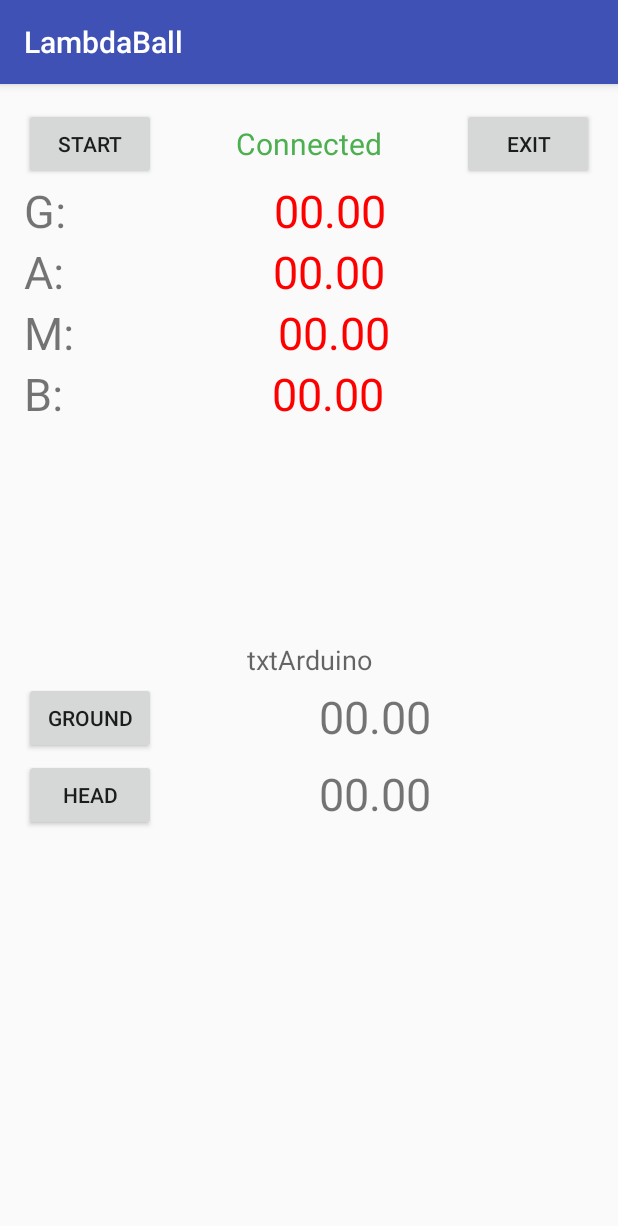
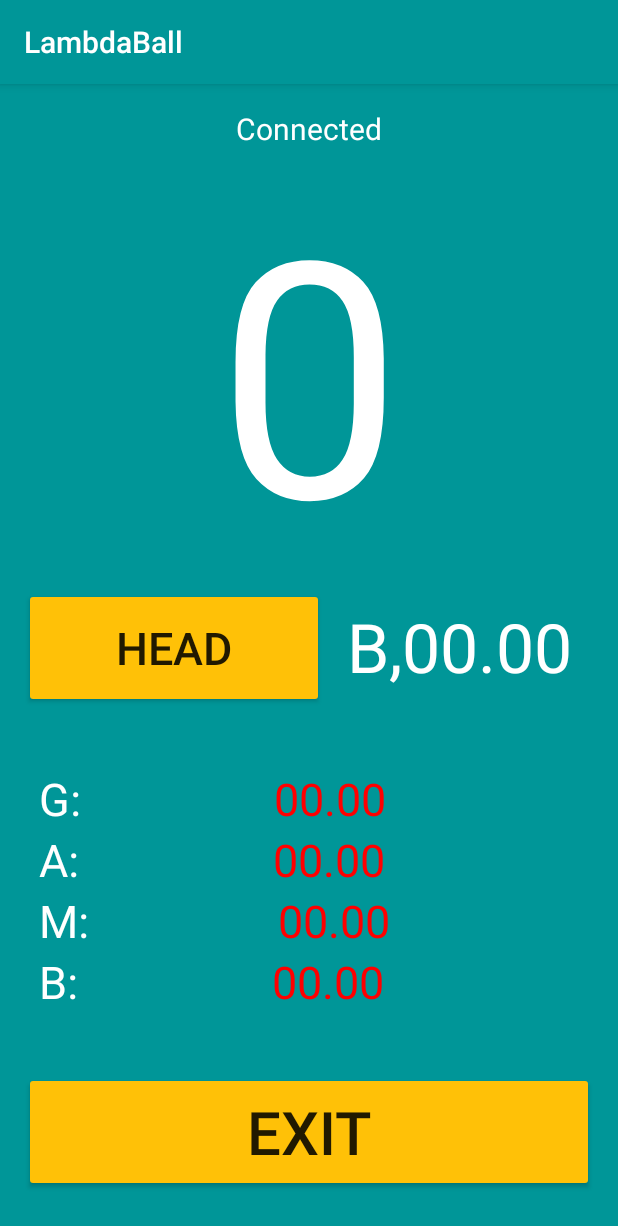
Before and after one commit to MigMikael/LambdaBall, an Android app: the ShowDataActivity screen opened directly, with no data from a screen before it, on a phone screen of 412 x 824 dp. Shown: the top 1226 px of the screen. Run offline under Robolectric (Android 15) with nearby library versions, the phone set to English and light mode, and no system bars; network calls fail; 6 statements that could not run were skipped.

Commit message:
add count algorithm

```diff
--- a/app/src/main/java/com/example/mig/lambdaball/BluetoothData.java
+++ /dev/null
@@ -1,33 +0,0 @@
-package com.example.mig.lambdaball;
-
-import android.util.Log;
-
-import java.util.ArrayList;
-
-/**
- * Created by Mig on 26-May-16.
- */
-public class BluetoothData {
-
-    private static final String TAG = "ShowDataActivity";
-
-    String G = "G:";
-    String A = "A:";
-    String M = "M:";
-    String B = "B:";
-
-    public void printMe() {
-        Log.d(TAG, G);
-        Log.d(TAG, A);
-        Log.d(TAG, M);
-        Log.d(TAG, B);
-    }
-
-    public void clearAll() {
-        G = "G:";
-        A = "A:";
-        M = "M:";
-        B = "B:";
-    }
-
-}
--- a/app/src/main/java/com/example/mig/lambdaball/MainActivity.java
+++ b/app/src/main/java/com/example/mig/lambdaball/MainActivity.java
@@ -36,8 +36,6 @@ public class MainActivity extends AppCompatActivity {
     public void onCreate(Bundle savedInstanceState) {
         super.onCreate(savedInstanceState);
         setContentView(R.layout.activity_main);
-        final MediaPlayer mp = MediaPlayer.create(this, R.raw.sound);
-        mp.start();
     }
 
     @Override
--- a/app/src/main/java/com/example/mig/lambdaball/ShowDataActivity.java
+++ b/app/src/main/java/com/example/mig/lambdaball/ShowDataActivity.java
@@ -22,10 +22,9 @@ import java.util.UUID;
 public class ShowDataActivity extends AppCompatActivity {
 
     private static final String TAG = "ShowDataActivity";
-
-    Button startButton, exitButton, groundButton, headButton;
+    Button exitButton, groundButton, headButton;
     TextView txtArduino, txtConnectStatus;
-    TextView txtGvalue, txtAvalue, txtMvalue, txtBvalue, txtGround, txtHead;
+    TextView txtGvalue, txtAvalue, txtMvalue, txtBvalue, txtHead;
     Handler bluetoothIn;
 
     final int handlerState = 0;                        //used to identify handler message
@@ -42,6 +41,8 @@ public class ShowDataActivity extends AppCompatActivity {
 
     String value = "";
 
+    int countOverHead = 0;
+
     @Override
     protected void onCreate(Bundle savedInstanceState) {
         super.onCreate(savedInstanceState);
@@ -49,7 +50,6 @@ public class ShowDataActivity extends AppCompatActivity {
 
         txtConnectStatus = (TextView) findViewById(R.id.txtConnectStatus);
         txtArduino = (TextView) findViewById(R.id.txtArduino);
-        startButton = (Button) findViewById(R.id.buttonStart);
         exitButton = (Button) findViewById(R.id.buttonExit);
         txtGvalue = (TextView) findViewById(R.id.txtGvalue);
         txtAvalue = (TextView) findViewById(R.id.txtAvalue);
@@ -59,7 +59,6 @@ public class ShowDataActivity extends AppCompatActivity {
         groundButton = (Button) findViewById(R.id.buttonGround);
         headButton = (Button) findViewById(R.id.buttonHead);
         txtHead = (TextView) findViewById(R.id.txtHead);
-        txtGround = (TextView) findViewById(R.id.txtGround);
 
         bluetoothIn = new Handler() {
             public void handleMessage(android.os.Message msg) {
@@ -71,7 +70,6 @@ public class ShowDataActivity extends AppCompatActivity {
                             value = "";
                             Log.d(TAG, "... Start Package ...");
                         } else if (readMessage.charAt(i) == '}') {
-                            txtArduino.setText(value);
                             updateView(value);
                             Log.d(TAG, value);
                             Log.d(TAG, "... end Package ...");
@@ -86,13 +84,6 @@ public class ShowDataActivity extends AppCompatActivity {
         btAdapter = BluetoothAdapter.getDefaultAdapter();
         checkBTState();
 
-        startButton.setOnClickListener(new View.OnClickListener() {
-            @Override
-            public void onClick(View v) {
-
-            }
-        });
-
         exitButton.setOnClickListener(new View.OnClickListener() {
             @Override
             public void onClick(View v) {
@@ -105,20 +96,15 @@ public class ShowDataActivity extends AppCompatActivity {
             }
         });
 
-        groundButton.setOnClickListener(new View.OnClickListener() {
-            @Override
-            public void onClick(View v) {
-                txtGround.setText(txtBvalue.getText());
-            }
-        });
-
         headButton.setOnClickListener(new View.OnClickListener() {
             @Override
             public void onClick(View v) {
                 txtHead.setText(txtBvalue.getText());
+                countOverHead = 0;
             }
         });
     }
+    static double count = 0;
 
     public void updateView(String value) {
         int indexG = 0;
@@ -130,6 +116,26 @@ public class ShowDataActivity extends AppCompatActivity {
         txtAvalue.setText(value.substring(indexA, indexM));
         txtMvalue.setText(value.substring(indexM, indexB));
         txtBvalue.setText(value.substring(indexB, value.length()));
+
+        String a[] = txtAvalue.getText().toString().split(",");
+        double a1 = Double.parseDouble(a[1]);
+        a1 = Math.abs(a1);
+        double a2 = Double.parseDouble(a[2]);
+        a2 = Math.abs(a2);
+        double a3 = Double.parseDouble(a[3]);
+        a3 = Math.abs(a3);
+
+        Log.d(TAG, "a1 = "+ String.valueOf(a1) + " a2 = " + String.valueOf(a2) + " a3 = " + String.valueOf(a3));
+
+        double headHeight = Double.parseDouble(txtHead.getText().toString().replace("B,", ""));
+        double ballHeight = Double.parseDouble(txtBvalue.getText().toString().replace("B,", ""));
+        if(ballHeight > headHeight && a1 < 0.8&& a2 < 0.8&& a3 < 0.8){
+            count ++;
+        }else if(count > 0){
+            countOverHead ++;
+            count = 0;
+        }
+        txtArduino.setText(String.valueOf(countOverHead));
     }
 
     private BluetoothSocket createBluetoothSocket(BluetoothDevice device) throws IOException {
--- a/app/src/main/res/layout/activity_show_data.xml
+++ b/app/src/main/res/layout/activity_show_data.xml
@@ -1,53 +1,79 @@
-<RelativeLayout xmlns:android="http://schemas.android.com/apk/res/android"
+<LinearLayout xmlns:android="http://schemas.android.com/apk/res/android"
     xmlns:tools="http://schemas.android.com/tools"
     android:layout_width="match_parent"
     android:layout_height="match_parent"
     android:paddingBottom="@dimen/activity_vertical_margin"
     android:paddingLeft="@dimen/activity_horizontal_margin"
     android:paddingRight="@dimen/activity_horizontal_margin"
-    android:paddingTop="@dimen/activity_vertical_margin">
+    android:paddingTop="@dimen/activity_vertical_margin"
+    android:orientation="vertical"
+    android:background="@color/colorPrimary">
 
     <TextView
         android:id="@+id/txtConnectStatus"
-        android:layout_width="wrap_content"
-        android:layout_height="50dp"
-        android:layout_centerHorizontal="true"
-        android:layout_margin="10dp"
+        android:layout_width="match_parent"
+        android:layout_height="wrap_content"
         android:text="Connected"
-        android:textColor="#4CAF50"
+        android:textColor="@color/colorText"
         android:textSize="20sp"
+        android:textAlignment="center"
         android:visibility="invisible" />
-
-    <Button
-        android:id="@+id/buttonStart"
-        android:layout_width="wrap_content"
-        android:layout_height="wrap_content"
-        android:layout_alignParentLeft="true"
-        android:layout_alignParentTop="true"
-        android:text="Start" />
-
-    <Button
-        android:id="@+id/buttonExit"
-        android:layout_width="wrap_content"
-        android:layout_height="wrap_content"
-        android:layout_alignParentRight="true"
-        android:text="Exit" />
 
     <TextView
         android:id="@+id/txtArduino"
         android:layout_width="match_parent"
         android:layout_height="wrap_content"
-        android:layout_centerHorizontal="true"
-        android:layout_centerVertical="true"
-        android:text="txtArduino"
+        android:text="0"
         android:textAlignment="center"
-        android:textAppearance="?android:attr/textAppearanceMedium" />
+        android:textAppearance="?android:attr/textAppearanceMedium"
+        android:textSize="220sp"
+        android:textColor="@color/colorText"
+        android:visibility="visible" />
+
+    <LinearLayout
+        android:layout_width="match_parent"
+        android:layout_height="wrap_content"
+        android:layout_below="@+id/txtArduino"
+        android:orientation="vertical">
+
+        <LinearLayout
+            android:layout_width="match_parent"
+            android:layout_height="wrap_content"
+            android:layout_below="@+id/buttonGround"
+            android:orientation="horizontal">
+
+            <Button
+                android:id="@+id/buttonHead"
+                android:layout_width="200dp"
+                android:layout_height="80dp"
+                android:textSize="30sp"
+                android:backgroundTint="@color/colorButton"
+                android:text="Head" />
+
+            <TextView
+                android:id="@+id/txtHead"
+                android:layout_width="match_parent"
+                android:layout_height="wrap_content"
+                android:layout_margin="5dp"
+                android:text="B,00.00"
+                android:layout_weight="1"
+                android:textAlignment="center"
+                android:textColor="@color/colorText"
+                android:textSize="45sp" />
+
+        </LinearLayout>
+
+    </LinearLayout>
 
     <LinearLayout
         android:layout_width="match_parent"
         android:layout_height="wrap_content"
         android:layout_below="@+id/buttonStart"
-        android:orientation="vertical">
+        android:orientation="vertical"
+        android:layout_marginLeft="10dp"
+        android:layout_marginTop="40dp"
+        android:layout_marginRight="10dp"
+        android:layout_marginBottom="40dp">
 
         <LinearLayout
             android:layout_width="match_parent"
@@ -60,6 +86,7 @@
                 android:layout_height="wrap_content"
                 android:layout_below="@+id/buttonStart"
                 android:text="G:"
+                android:textColor="#ffffff"
                 android:textSize="30sp" />
 
             <TextView
@@ -80,6 +107,7 @@
             android:orientation="horizontal">
 
             <TextView
+                android:textColor="@color/colorText"
                 android:id="@+id/txtA"
                 android:layout_width="wrap_content"
                 android:layout_height="wrap_content"
@@ -111,6 +139,7 @@
                 android:layout_height="wrap_content"
                 android:layout_below="@+id/txtA"
                 android:text="M:"
+                android:textColor="@color/colorText"
                 android:textSize="30sp" />
 
             <TextView
@@ -136,7 +165,8 @@
                 android:layout_height="wrap_content"
                 android:layout_below="@+id/txtM"
                 android:text="B:"
-                android:textSize="30sp" />
+                android:textSize="30sp"
+                android:textColor="@color/colorText"/>
 
             <TextView
                 android:id="@+id/txtBvalue"
@@ -154,54 +184,17 @@
     <LinearLayout
         android:layout_width="match_parent"
         android:layout_height="wrap_content"
-        android:layout_below="@+id/txtArduino"
-        android:orientation="vertical">
+        android:orientation="horizontal">
 
-        <LinearLayout
-            android:layout_width="match_parent"
-            android:layout_height="wrap_content"
-            android:orientation="horizontal">
-
-            <Button
-                android:id="@+id/buttonGround"
-                android:layout_width="wrap_content"
-                android:layout_height="wrap_content"
-                android:text="Ground" />
-
-            <TextView
-                android:id="@+id/txtGround"
-                android:layout_width="match_parent"
-                android:layout_height="wrap_content"
-                android:layout_margin="5dp"
-                android:text="00.00"
-                android:textAlignment="center"
-                android:textSize="30sp" />
-
-        </LinearLayout>
-
-        <LinearLayout
-            android:layout_width="match_parent"
-            android:layout_height="wrap_content"
-            android:layout_below="@+id/buttonGround"
-            android:orientation="horizontal">
-
-            <Button
-                android:id="@+id/buttonHead"
-                android:layout_width="wrap_content"
-                android:layout_height="wrap_content"
-                android:text="Head" />
-
-            <TextView
-                android:id="@+id/txtHead"
-                android:layout_width="match_parent"
-                android:layout_height="wrap_content"
-                android:layout_margin="5dp"
-                android:text="00.00"
-                android:textAlignment="center"
-                android:textSize="30sp" />
-
-        </LinearLayout>
+        <Button
+            android:id="@+id/buttonExit"
+            android:layout_width="wrap_content"
+            android:backgroundTint="@color/colorButton"
+            android:layout_height="80dp"
+            android:textSize="40sp"
+            android:layout_weight="1"
+            android:text="Exit" />
 
     </LinearLayout>
 
-</RelativeLayout>
+</LinearLayout>
--- a/app/src/main/res/values/colors.xml
+++ b/app/src/main/res/values/colors.xml
@@ -1,6 +1,8 @@
 <?xml version="1.0" encoding="utf-8"?>
 <resources>
-    <color name="colorPrimary">#3F51B5</color>
-    <color name="colorPrimaryDark">#303F9F</color>
+    <color name="colorPrimary">#009698</color>
+    <color name="colorPrimaryDark">#00695c</color>
     <color name="colorAccent">#FF4081</color>
+    <color name="colorText">#FFFFFF</color>
+    <color name="colorButton">#ffc107</color>
 </resources>
```
